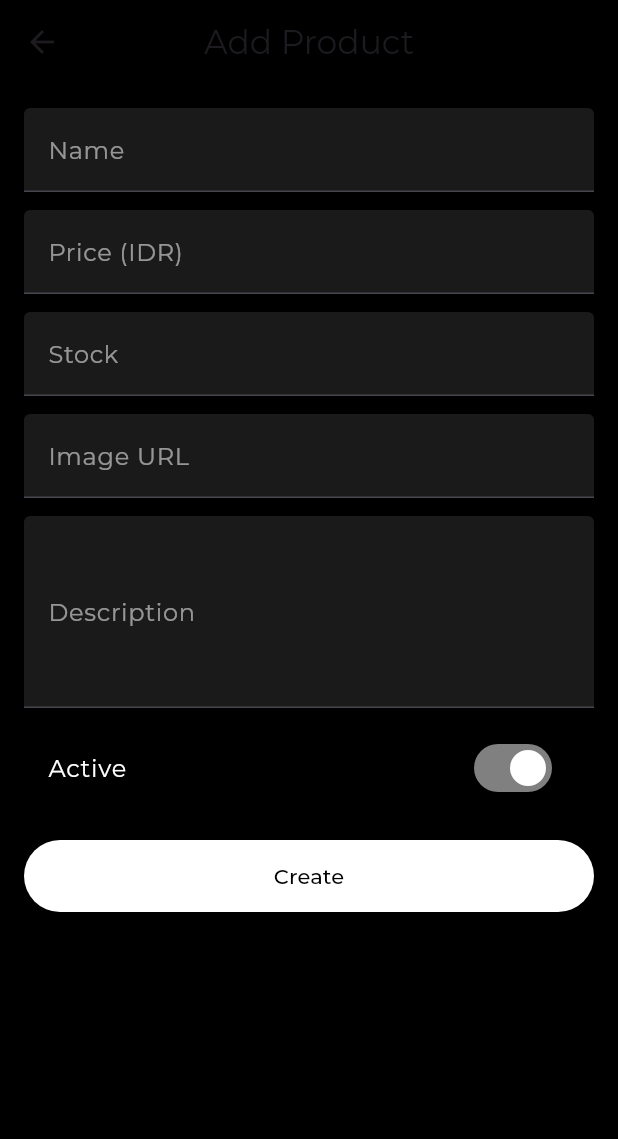
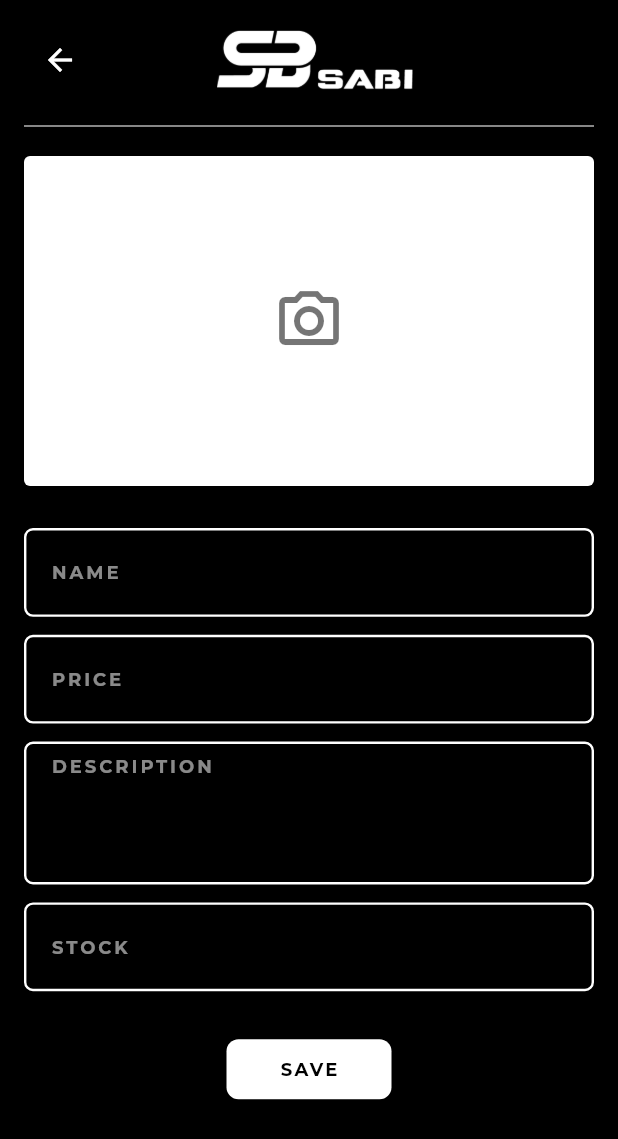
Before and after one commit to rayhanoval/ecommerce_sabi, a Flutter app: the EditProductDetailPage screen opened directly, on a phone screen of 412 x 824 dp. Shown: the top 1139 px of the screen. Run offline on Flutter 3.47's test engine with Material 3 defaults, Android fonts, the phone set to English and light mode, and no system bars; our stand-ins replace google_fonts, image_picker, supabase_flutter; accounts and stored records are empty; project files that could hold a hidden picture were left out.

Commit message:
feat: implement product creation, editing, and image upload functionality.

```diff
--- a/lib/src/pages/admin/edit_product_detail_page.dart
+++ b/lib/src/pages/admin/edit_product_detail_page.dart
@@ -1,4 +1,6 @@
+import 'dart:io';
 import 'package:flutter/material.dart';
+import 'package:image_picker/image_picker.dart';
 import 'package:ecommerce_sabi/src/models/product.dart';
 import 'package:ecommerce_sabi/src/services/product_service.dart';
 
@@ -24,6 +26,7 @@ class _EditProductDetailPageState extends State<EditProductDetailPage> {
   late final TextEditingController _imgUrlCtrl;
   bool _isActive = true;
   bool _saving = false;
+  bool _uploadingImage = false;
 
   @override
   void initState() {
@@ -59,8 +62,7 @@ class _EditProductDetailPageState extends State<EditProductDetailPage> {
     final imgUrl = _imgUrlCtrl.text.trim();
 
     if (name.isEmpty) {
-      // ignore: avoid_print
-      print('Name is required');
+      debugPrint('Name is required');
       return;
     }
 
@@ -102,11 +104,38 @@ class _EditProductDetailPageState extends State<EditProductDetailPage> {
         }
       }
     } catch (e) {
-      // ignore: avoid_print
-      print('save product error: $e');
+      debugPrint('save product error: $e');
     } finally {
       if (mounted) {
         setState(() => _saving = false);
+      }
+    }
+  }
+
+  Future<void> _pickImage() async {
+    if (_uploadingImage) return;
+
+    try {
+      final picker = ImagePicker();
+      final picked = await picker.pickImage(source: ImageSource.gallery);
+
+      if (picked == null) return;
+
+      setState(() => _uploadingImage = true);
+
+      final file = File(picked.path);
+      final url = await ProductService.uploadProductImage(file);
+
+      if (url != null && mounted) {
+        setState(() {
+          _imgUrlCtrl.text = url;
+        });
+      }
+    } catch (e) {
+      debugPrint('pick image error: $e');
+    } finally {
+      if (mounted) {
+        setState(() => _uploadingImage = false);
       }
     }
   }
@@ -117,101 +146,199 @@ class _EditProductDetailPageState extends State<EditProductDetailPage> {
 
     return Scaffold(
       backgroundColor: Colors.black,
-      appBar: AppBar(
-        title: Text(title),
-        backgroundColor: Colors.black,
+      body: SafeArea(
+        child: LayoutBuilder(
+          builder: (context, constraints) {
+            final isWide = constraints.maxWidth > 600;
+            final horizontalPadding =
+                isWide ? constraints.maxWidth * 0.15 : 16.0;
+
+            return SingleChildScrollView(
+              padding: EdgeInsets.symmetric(
+                horizontal: horizontalPadding,
+                vertical: 16,
               ),
-      body: SafeArea(
-        child: SingleChildScrollView(
-          padding: const EdgeInsets.all(16),
               child: Column(
+                crossAxisAlignment: CrossAxisAlignment.stretch,
                 children: [
-              TextFormField(
-                controller: _nameCtrl,
-                style: const TextStyle(color: Colors.white),
-                decoration: const InputDecoration(
-                  labelText: 'Name',
-                  labelStyle: TextStyle(color: Colors.white54),
-                  filled: true,
-                  fillColor: Colors.white10,
-                ),
+                  _topBar(context, title),
+                  const SizedBox(height: 12),
+                  const Divider(
+                    color: Colors.white70,
+                    thickness: 1,
                   ),
                   const SizedBox(height: 12),
-              TextFormField(
+                  _imagePlaceholder(constraints),
+                  const SizedBox(height: 28),
+                  _fieldRow(
+                    label: 'NAME',
+                    controller: _nameCtrl,
+                  ),
+                  const SizedBox(height: 12),
+                  _fieldRow(
+                    label: 'PRICE',
                     controller: _priceCtrl,
                     keyboardType: TextInputType.number,
-                style: const TextStyle(color: Colors.white),
-                decoration: const InputDecoration(
-                  labelText: 'Price (IDR)',
-                  labelStyle: TextStyle(color: Colors.white54),
-                  filled: true,
-                  fillColor: Colors.white10,
-                ),
                   ),
                   const SizedBox(height: 12),
-              TextFormField(
+                  _fieldRow(
+                    label: 'DESCRIPTION',
+                    controller: _descCtrl,
+                    maxLines: 4,
+                  ),
+                  const SizedBox(height: 12),
+                  _fieldRow(
+                    label: 'STOCK',
                     controller: _stockCtrl,
                     keyboardType: TextInputType.number,
-                style: const TextStyle(color: Colors.white),
-                decoration: const InputDecoration(
-                  labelText: 'Stock',
-                  labelStyle: TextStyle(color: Colors.white54),
-                  filled: true,
-                  fillColor: Colors.white10,
                   ),
-              ),
-              const SizedBox(height: 12),
-              TextFormField(
-                controller: _imgUrlCtrl,
-                style: const TextStyle(color: Colors.white),
-                decoration: const InputDecoration(
-                  labelText: 'Image URL',
-                  labelStyle: TextStyle(color: Colors.white54),
-                  filled: true,
-                  fillColor: Colors.white10,
-                ),
-              ),
-              const SizedBox(height: 12),
-              TextFormField(
-                controller: _descCtrl,
-                style: const TextStyle(color: Colors.white),
-                maxLines: 4,
-                decoration: const InputDecoration(
-                  labelText: 'Description',
-                  labelStyle: TextStyle(color: Colors.white54),
-                  filled: true,
-                  fillColor: Colors.white10,
-                ),
-              ),
-              const SizedBox(height: 12),
-              SwitchListTile(
-                value: _isActive,
-                onChanged: (v) => setState(() => _isActive = v),
-                title: const Text(
-                  'Active',
-                  style: TextStyle(color: Colors.white),
-                ),
-                activeColor: Colors.white,
-              ),
-              const SizedBox(height: 20),
-              _saving
+                  const SizedBox(height: 28),
+                  Center(
+                    child: _saving
                         ? const CircularProgressIndicator(color: Colors.white)
                         : SizedBox(
-                      width: double.infinity,
+                            width: 110,
                             child: ElevatedButton(
                               onPressed: _save,
                               style: ElevatedButton.styleFrom(
                                 backgroundColor: Colors.white,
                                 foregroundColor: Colors.black,
-                          padding: const EdgeInsets.symmetric(vertical: 14),
+                                padding:
+                                    const EdgeInsets.symmetric(vertical: 10),
+                                shape: RoundedRectangleBorder(
+                                  borderRadius: BorderRadius.circular(8),
                                 ),
-                        child: Text(widget.isNew ? 'Create' : 'Save'),
+                              ),
+                              child: Text(
+                                widget.isNew ? 'SAVE' : 'SAVE',
+                                style: const TextStyle(
+                                  fontWeight: FontWeight.w700,
+                                  letterSpacing: 1.5,
+                                  fontSize: 12,
+                                ),
+                              ),
+                            ),
                           ),
                   ),
                 ],
+              ),
+            );
+          },
+        ),
+      ),
+    );
+  }
+
+  Widget _topBar(BuildContext context, String title) {
+    return Row(
+      children: [
+        IconButton(
+          onPressed: () => Navigator.of(context).pop(),
+          icon: const Icon(Icons.arrow_back, color: Colors.white),
+        ),
+        const SizedBox(width: 8),
+        Expanded(
+          child: Column(
+            crossAxisAlignment: CrossAxisAlignment.center,
+            children: [
+              Image.asset(
+                'assets/images/sabi_login.png',
+                height: 40,
+                fit: BoxFit.contain,
+              ),
+            ],
+          ),
+        ),
+        const SizedBox(width: 48), // spacer to balance back button
+      ],
+    );
+  }
+
+  Widget _imagePlaceholder(BoxConstraints constraints) {
+    final maxWidth = constraints.maxWidth;
+    final isWide = maxWidth > 600;
+    final height = isWide ? 260.0 : 220.0;
+
+    final hasImage = _imgUrlCtrl.text.trim().isNotEmpty;
+
+    return GestureDetector(
+      onTap: _pickImage,
+      child: Container(
+        height: height,
+        decoration: BoxDecoration(
+          color: Colors.white,
+          borderRadius: BorderRadius.circular(4),
+        ),
+        child: _uploadingImage
+            ? const Center(
+                child: CircularProgressIndicator(color: Colors.black),
+              )
+            : hasImage
+                ? ClipRRect(
+                    borderRadius: BorderRadius.circular(4),
+                    child: Image.network(
+                      _imgUrlCtrl.text.trim(),
+                      fit: BoxFit.cover,
+                      errorBuilder: (_, __, ___) {
+                        return const Center(
+                          child: Icon(
+                            Icons.broken_image_outlined,
+                            size: 40,
+                            color: Colors.black54,
+                          ),
+                        );
+                      },
+                    ),
+                  )
+                : const Center(
+                    child: Icon(
+                      Icons.photo_camera_outlined,
+                      size: 48,
+                      color: Colors.black54,
                     ),
                   ),
       ),
     );
   }
+
+  Widget _fieldRow({
+    required String label,
+    required TextEditingController controller,
+    TextInputType keyboardType = TextInputType.text,
+    int maxLines = 1,
+  }) {
+    return Column(
+      crossAxisAlignment: CrossAxisAlignment.start,
+      children: [
+        Container(
+          decoration: BoxDecoration(
+            border: Border.all(color: Colors.white, width: 1.6),
+            borderRadius: BorderRadius.circular(6),
+          ),
+          padding: const EdgeInsets.symmetric(horizontal: 16, vertical: 4),
+          child: TextField(
+            controller: controller,
+            keyboardType: keyboardType,
+            maxLines: maxLines,
+            style: const TextStyle(
+              color: Colors.white,
+              fontWeight: FontWeight.w700,
+              fontSize: 14,
+            ),
+            decoration: InputDecoration(
+              border: InputBorder.none,
+              hintText: label,
+              hintStyle: const TextStyle(
+                color: Colors.white54,
+                letterSpacing: 2,
+                fontWeight: FontWeight.w700,
+                fontSize: 12,
+              ),
+              contentPadding: EdgeInsets.zero,
+            ),
+          ),
+        ),
+      ],
+    );
   }
+}
--- a/lib/src/services/product_service.dart
+++ b/lib/src/services/product_service.dart
@@ -1,3 +1,4 @@
+import 'dart:io';
 import 'package:supabase_flutter/supabase_flutter.dart';
 import '../models/product.dart';
 
@@ -12,8 +13,8 @@ class ProductService {
       final res = await _client
           .from('products')
           .select('*')
-          .match({'is_active': true})        // pengganti eq()
-          .order('created_at');              // SDK kamu mendukung order di select()
+          .match({'is_active': true}) // pengganti eq()
+          .order('created_at'); // SDK kamu mendukung order di select()
 
       return (res as List)
           .map((e) => Product.fromJson(e as Map<String, dynamic>))
@@ -90,7 +91,7 @@ class ProductService {
             'img_url': product.imgUrl,
             'updated_at': DateTime.now().toIso8601String()
           })
-          .match({'id': product.id})     // pengganti eq()
+          .match({'id': product.id}) // pengganti eq()
           .select()
           .maybeSingle();
 
@@ -102,5 +103,29 @@ class ProductService {
       return null;
     }
   }
+
+  // ============================================================
+  // UPLOAD PRODUCT IMAGE
+  // ============================================================
+  static Future<String?> uploadProductImage(File file) async {
+    try {
+      final fileName = '${DateTime.now().millisecondsSinceEpoch}.jpg';
+      final path = 'uploads/$fileName';
+
+      await _client.storage.from('products').upload(
+            path,
+            file,
+            fileOptions: const FileOptions(cacheControl: '3600', upsert: false),
+          );
+
+      final publicUrl = _client.storage.from('products').getPublicUrl(path);
+
+      return publicUrl;
+    } catch (e) {
+      print('uploadProductImage error: $e');
+      return null;
+    }
+  }
 }
+
 Future<List<dynamic>> loadProducts() => ProductService.fetchAllProducts();
```
Lines whose indentation alone changed are shown as unchanged.
